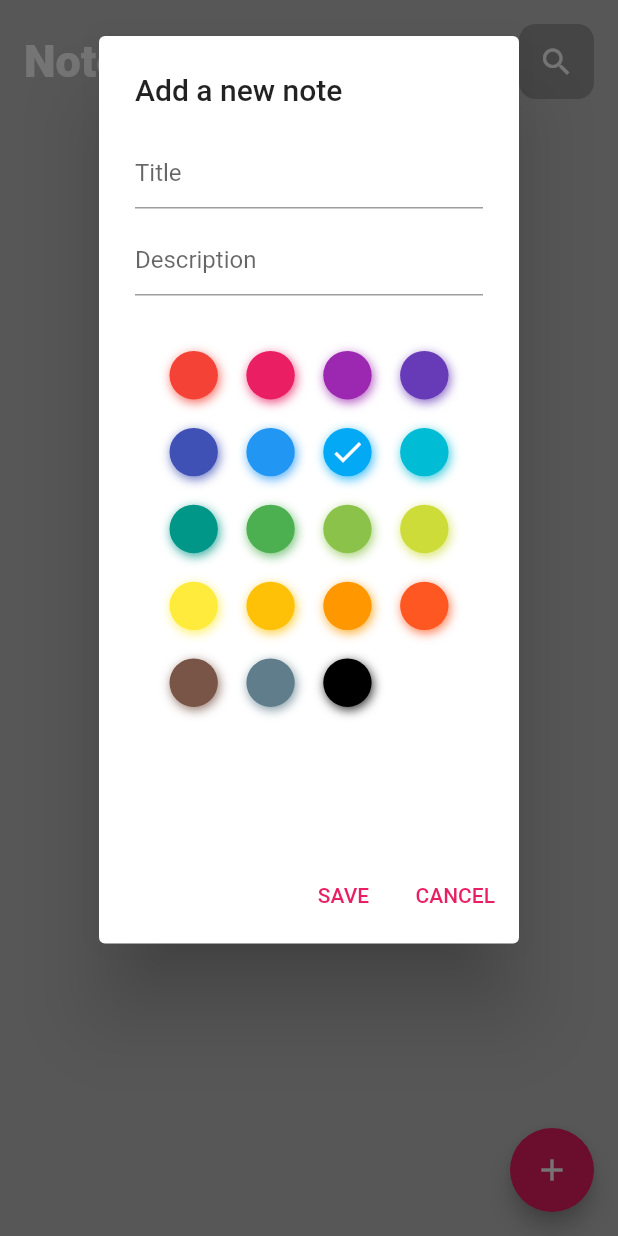
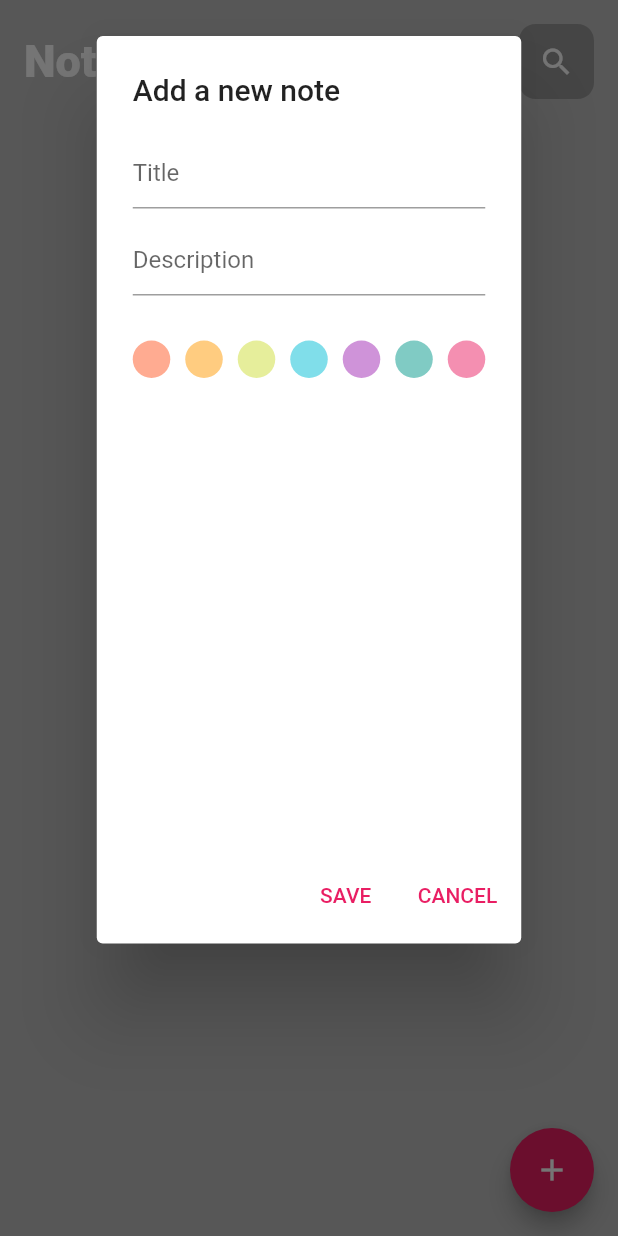
Before and after one commit to MyCode-start/notes_withcubit-, a Flutter app: the screen it shows after launch, after a tap on the "add" icon, on a phone screen of 412 x 824 dp. Run offline on Flutter 3.47's test engine with Material 2 defaults, Android fonts, the phone set to English and light mode, and no system bars; drawn by our look-alikes of flutter_colorpicker; our stand-ins replace bloc, flutter_bloc, sqflite; accounts and stored records are empty.

Commit message:
second commit

```diff
--- /dev/null
+++ b/lib/cubit_integration/color_selection_manage_cubit.dart
@@ -0,0 +1,17 @@
+import 'package:bloc/bloc.dart';
+import 'package:meta/meta.dart';
+
+part 'color_selection_manage_state.dart';
+
+class ColorSelectionManageCubit extends Cubit<ColorSelectionManageState> {
+  ColorSelectionManageCubit() : super(ColorSelectionManageState(iscontainerselected : false));
+
+   void Selection () {
+     //emit(ColorSelectionManageState(iscontainerselected : true));
+     var newState = ColorSelectionManageState(iscontainerselected: true);
+     emit(newState);
+
+   }
+
+
+}
--- /dev/null
+++ b/lib/cubit_integration/color_selection_manage_state.dart
@@ -0,0 +1,10 @@
+part of 'color_selection_manage_cubit.dart';
+
+
+class ColorSelectionManageState {
+
+   bool iscontainerselected;
+
+   ColorSelectionManageState ({this.iscontainerselected= false});
+
+   }
--- a/lib/main.dart
+++ b/lib/main.dart
@@ -1,5 +1,6 @@
 import 'package:flutter/material.dart';
 import 'package:flutter_bloc/flutter_bloc.dart';
+import 'cubit_integration/color_selection_manage_cubit.dart';
 import 'cubit_integration/notes_manage_cubit.dart';
 import 'new_home_page.dart';
 import 'notes_home_cubit.dart';
@@ -19,6 +20,7 @@ class MyApp extends StatelessWidget {
     return MultiBlocProvider(
         providers: [
         BlocProvider<NotesManageCubit>(create: (context) => NotesManageCubit()),
+          BlocProvider<ColorSelectionManageCubit>(create: (context) => ColorSelectionManageCubit()),
     ], child: MaterialApp(
       title: 'Flutter Demo',
       theme: ThemeData(
--- a/lib/new_home_page.dart
+++ b/lib/new_home_page.dart
@@ -25,6 +25,7 @@ class _newmainnotespagefromproviderState extends State<newmainnotespagefromprovi
   var desc;
   var orientation;
   Color mycolor = Colors.lightBlue;
+
 
   var arrcolor = [
 
@@ -95,7 +96,9 @@ class _newmainnotespagefromproviderState extends State<newmainnotespagefromprovi
                           decoration: InputDecoration(hintText: 'Description'),
                         ),
                         SizedBox(height: 30),
-                        Container(
+
+
+                        /*Container(
                           width: 200,
                           height: 300,
                           child: BlockPicker(
@@ -106,14 +109,12 @@ class _newmainnotespagefromproviderState extends State<newmainnotespagefromprovi
                               });
                             },
                           ),
-                        ),
+                        ),*/
 
-
-                        /*Row(
+                        Row(
                           children: [
                             InkWell(
                               onTap: () {
-                                selectedcolor = 1;
 
                               },
                               child: Container(
@@ -123,7 +124,7 @@ class _newmainnotespagefromproviderState extends State<newmainnotespagefromprovi
                                   borderRadius: BorderRadius.circular(12.5),
                                   color: Color(0xffFFAB91),
                                 ),
-                              ),
+                              )
                             ),
 
                             SizedBox(width: 10),
@@ -181,7 +182,7 @@ class _newmainnotespagefromproviderState extends State<newmainnotespagefromprovi
                               ),
                             ),
                           ],
-                        )*/
+                        )
 
                       ],
                     ),
@@ -309,7 +310,7 @@ class _newmainnotespagefromproviderState extends State<newmainnotespagefromprovi
                         }, child: Container(
                         decoration: BoxDecoration(
                           borderRadius: BorderRadius.circular(15),
-                          color: mycolor,
+                          color: arrcolor[Random().nextInt(arrcolor.length-1)],
                         ),
                         child: SingleChildScrollView(
                           child: Container(
@@ -329,7 +330,8 @@ class _newmainnotespagefromproviderState extends State<newmainnotespagefromprovi
                                   child: Text(
                                       state.myData[index][DBhelper()
                                           .columnDesc],
-                                      style: TextStyle(fontSize: 15)),
+                                      style: TextStyle(fontSize: 15, overflow: TextOverflow.clip,
+                                      )),
                                 ),
                               ],
                             ),
```
Also changed, not shown: lib/show_notes.dart (+41 -4 lines).
